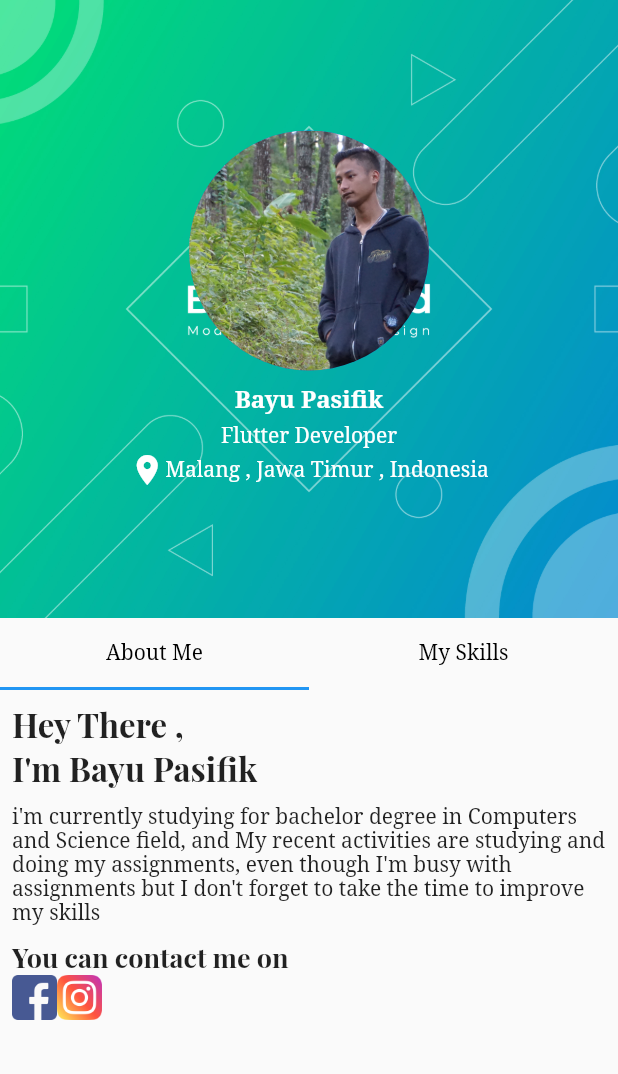
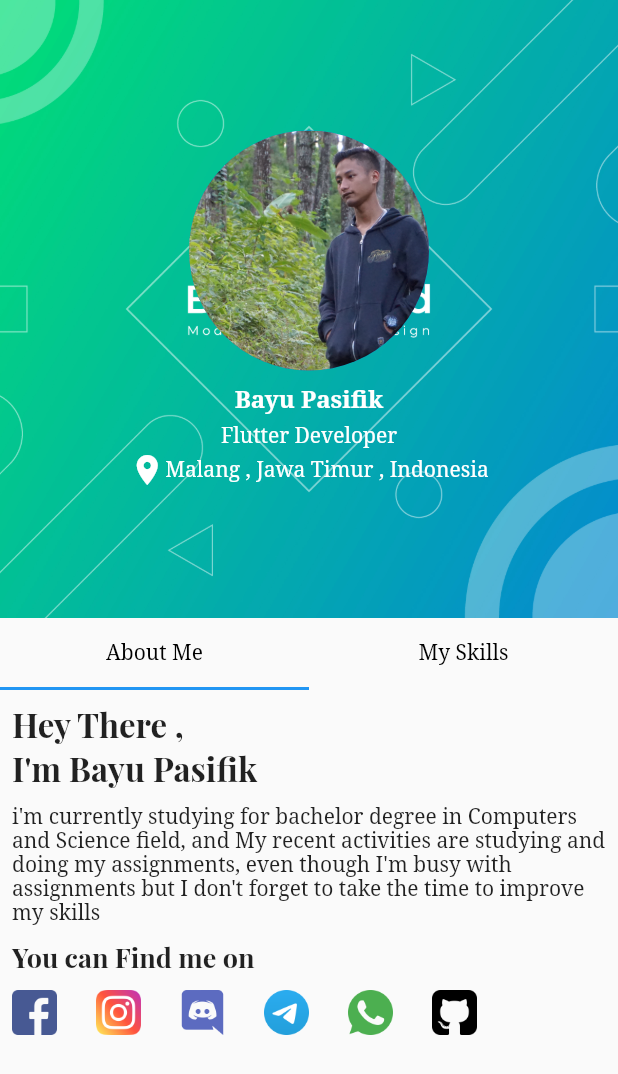
Before and after one commit to Bayu-Pasifik/UI_Profile, a Flutter app: the screen it shows after launch, on a phone screen of 412 x 824 dp. Shown: the top 1074 px of the screen. Run offline on Flutter 3.47's test engine with Material 2 defaults, Android fonts, the phone set to English and light mode, and no system bars; our stand-ins replace get, google_fonts, percent_indicator.

Commit message:
membuat link sosial media

```diff
--- a/lib/app/modules/home/controllers/home_controller.dart
+++ b/lib/app/modules/home/controllers/home_controller.dart
@@ -2,10 +2,16 @@ import 'package:get/get.dart';
 import 'package:url_launcher/url_launcher.dart';
 
 class HomeController extends GetxController {
-  final Uri _urlFacebook =
-      Uri.parse('https://www.facebook.com/bayu.pasifik.3/');
+  final Uri _urlFacebook = Uri.parse('https://www.facebook.com/bayu.pasifik.3');
   final Uri _urlInstagram =
       Uri.parse('https://www.instagram.com/shirogane_shin/');
+  final Uri _urlDiscord =
+      Uri.parse('https://discordapp.com/users/565549988541759534/');
+  final Uri _urlTelegram = Uri.parse('https://telegram.me/+6281358995401');
+  // Uri.parse('https://web.telegram.org/k/#@Shin_kagami');
+  final Uri _urlWhatsApp2 =
+      Uri.parse('https://api.whatsapp.com/send?phone=6281358995401&text=Hello');
+  final Uri _urlgithub = Uri.parse('https://github.com/Bayu-Pasifik');
   Future<void> call() async {
     await launchUrl(
       Uri(scheme: "tel", path: "081358995401"),
@@ -19,4 +25,20 @@ class HomeController extends GetxController {
   Future<void> instagram() async {
     await launchUrl(_urlInstagram, mode: LaunchMode.externalApplication);
   }
+
+  Future<void> discord() async {
+    await launchUrl(_urlDiscord, mode: LaunchMode.externalApplication);
+  }
+
+  Future<void> telegram() async {
+    await launchUrl(_urlTelegram, mode: LaunchMode.externalApplication);
+  }
+
+  Future<void> whatsApp() async {
+    await launchUrl(_urlWhatsApp2, mode: LaunchMode.externalApplication);
+  }
+
+  Future<void> github() async {
+    await launchUrl(_urlgithub, mode: LaunchMode.externalApplication);
+  }
 }
--- a/lib/app/modules/home/views/home_view.dart
+++ b/lib/app/modules/home/views/home_view.dart
@@ -116,19 +116,66 @@ class HomeView extends GetView<HomeController> {
                       height: 10,
                     ),
                     Text(
-                      "You can contact me on",
+                      "You can Find me on",
                       style: GoogleFonts.playfairDisplay(
                           fontSize: 18, fontWeight: FontWeight.bold),
                     ),
+                    const SizedBox(
+                      height: 10,
+                    ),
                     Wrap(
+                      spacing: 8,
                       children: [
-                        Sosmed(
+                        GestureDetector(
+                          onTap: () => controller.facebook(),
+                          child: const Sosmed(
                             assetName: 'Assets/images/facebook.png',
-                          ontap: controller.facebook(),
                           ),
-                        Sosmed(
+                        ),
+                        const SizedBox(
+                          width: 10,
+                        ),
+                        GestureDetector(
+                          onTap: () => controller.instagram(),
+                          child: const Sosmed(
                             assetName: 'Assets/images/instagram.png',
-                          ontap: controller.instagram(),
+                          ),
+                        ),
+                        const SizedBox(
+                          width: 10,
+                        ),
+                        GestureDetector(
+                          onTap: () => controller.discord(),
+                          child: const Sosmed(
+                            assetName: 'Assets/images/discord.png',
+                          ),
+                        ),
+                        const SizedBox(
+                          width: 10,
+                        ),
+                        GestureDetector(
+                          onTap: () => controller.telegram(),
+                          child: const Sosmed(
+                            assetName: 'Assets/images/telegram.png',
+                          ),
+                        ),
+                        const SizedBox(
+                          width: 10,
+                        ),
+                        GestureDetector(
+                          onTap: () => controller.whatsApp(),
+                          child: const Sosmed(
+                            assetName: 'Assets/images/whatsapp.png',
+                          ),
+                        ),
+                        const SizedBox(
+                          width: 10,
+                        ),
+                        GestureDetector(
+                          onTap: () => controller.github(),
+                          child: const Sosmed(
+                            assetName: 'Assets/images/github-sign.png',
+                          ),
                         ),
                       ],
                     )
@@ -431,26 +478,19 @@ class HomeView extends GetView<HomeController> {
 
 class Sosmed extends GetView<HomeController> {
   final String assetName;
-  final Future ontap;
+
   const Sosmed({
     required this.assetName,
-    required this.ontap,
     Key? key,
   }) : super(key: key);
 
   @override
   Widget build(BuildContext context) {
-    return GestureDetector(
-      onTap: () {
-        ontap;
-        print("tapped");
-      },
-      child: Container(
+    return Container(
       width: 30,
       height: 30,
       decoration:
           BoxDecoration(image: DecorationImage(image: AssetImage(assetName))),
-      ),
     );
   }
 }
```
Lines whose indentation alone changed are shown as unchanged.
